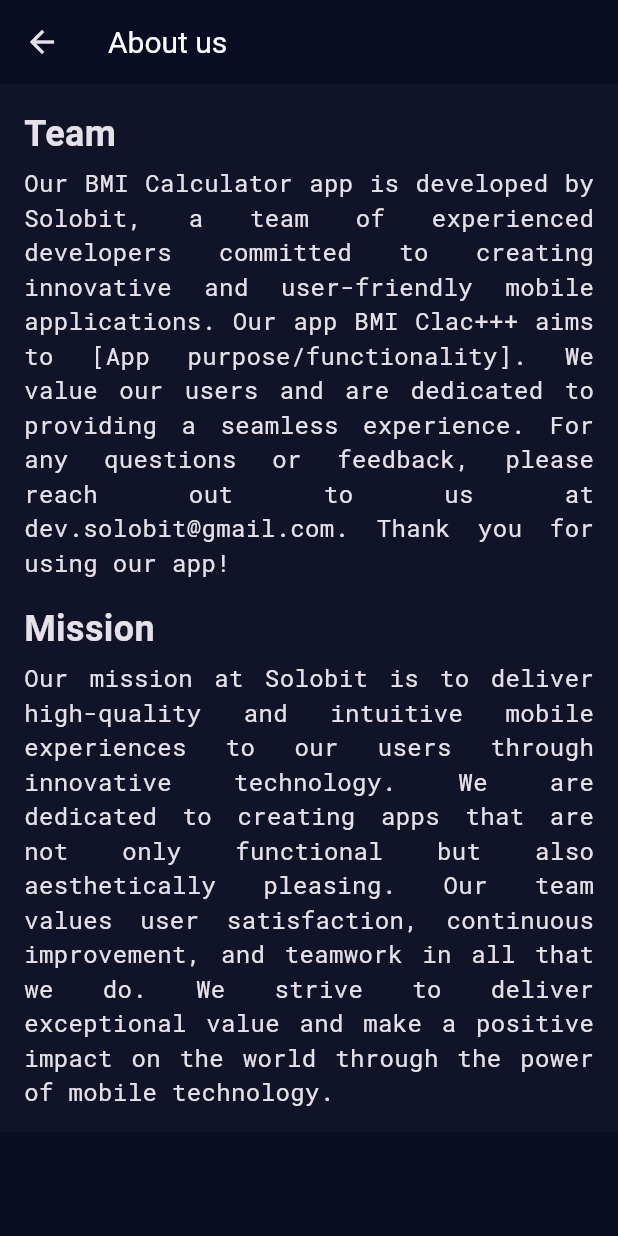
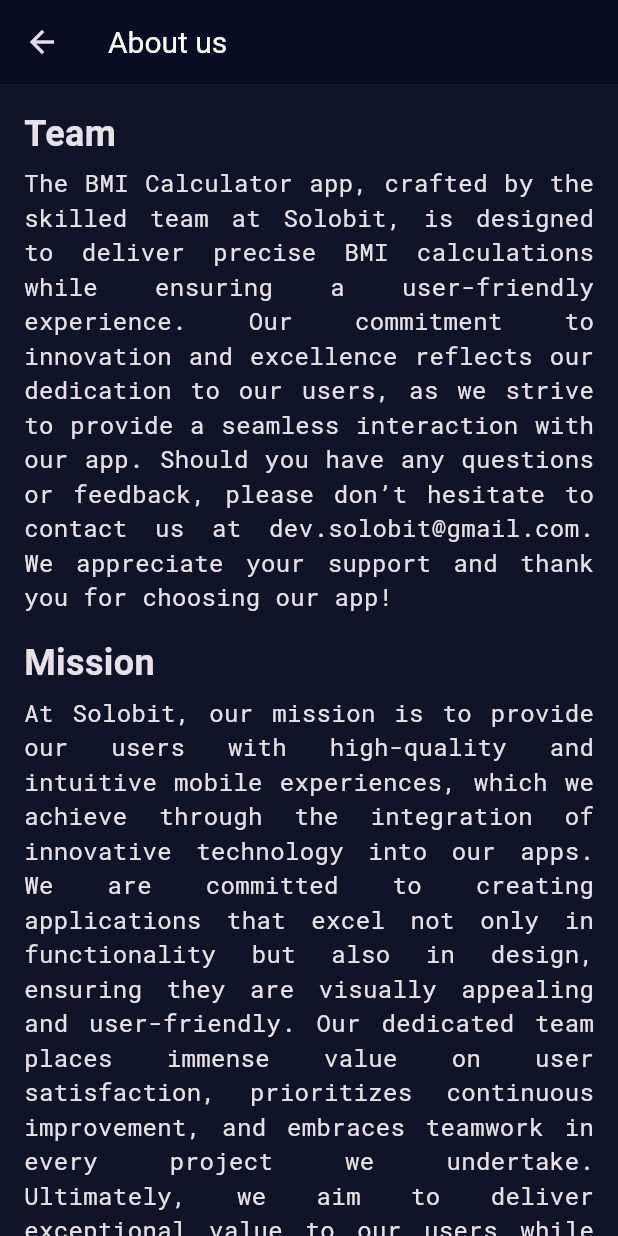
Before and after one commit to KayesAshfaQ/bmi-calculator-flutter, a Flutter app: the AboutPage screen opened directly, on a phone screen of 412 x 824 dp. Run offline on Flutter 3.47's test engine with Material 3 defaults, Android fonts, the phone set to English and light mode, and no system bars; our stand-ins replace firebase_core, firebase_crashlytics, firebase_remote_config, fluttertoast, font_awesome_flutter, in_app_review and 4 more; accounts and stored records are empty.

Commit message:
feat: update About page content for clarity and enhance layout with padding

```diff
--- a/lib/constants.dart
+++ b/lib/constants.dart
@@ -43,6 +43,6 @@ const kTextStyleResultDetails = TextStyle(
 );
 
 // ------------ strings ------------
-const kStringAboutTeam = 'Our BMI Calculator app is developed by Solobit, a team of experienced developers committed to creating innovative and user-friendly mobile applications. Our app BMI Clac+++ aims to [App purpose/functionality]. We value our users and are dedicated to providing a seamless experience. For any questions or feedback, please reach out to us at dev.solobit@gmail.com. Thank you for using our app!';
+const kStringAboutTeam = 'The BMI Calculator app, crafted by the skilled team at Solobit, is designed to deliver precise BMI calculations while ensuring a user-friendly experience. Our commitment to innovation and excellence reflects our dedication to our users, as we strive to provide a seamless interaction with our app. Should you have any questions or feedback, please don’t hesitate to contact us at dev.solobit@gmail.com. We appreciate your support and thank you for choosing our app!';
 
-const kStringMissionText = 'Our mission at Solobit is to deliver high-quality and intuitive mobile experiences to our users through innovative technology. We are dedicated to creating apps that are not only functional but also aesthetically pleasing. Our team values user satisfaction, continuous improvement, and teamwork in all that we do. We strive to deliver exceptional value and make a positive impact on the world through the power of mobile technology.';
+const kStringMissionText = 'At Solobit, our mission is to provide our users with high-quality and intuitive mobile experiences, which we achieve through the integration of innovative technology into our apps. We are committed to creating applications that excel not only in functionality but also in design, ensuring they are visually appealing and user-friendly. Our dedicated team places immense value on user satisfaction, prioritizes continuous improvement, and embraces teamwork in every project we undertake. Ultimately, we aim to deliver exceptional value to our users while making a significant and positive impact on the world by harnessing the transformative power of mobile technology.';
--- a/lib/pages/about_page.dart
+++ b/lib/pages/about_page.dart
@@ -16,8 +16,8 @@ class AboutPage extends StatelessWidget {
         decoration: const BoxDecoration(
           color: kColorInActiveCard,
         ),
-        padding: const EdgeInsets.all(16.0),
         child: const SingleChildScrollView(
+          padding: EdgeInsets.all(16.0),
           child: Column(
             crossAxisAlignment: CrossAxisAlignment.start,
             children: [
```
